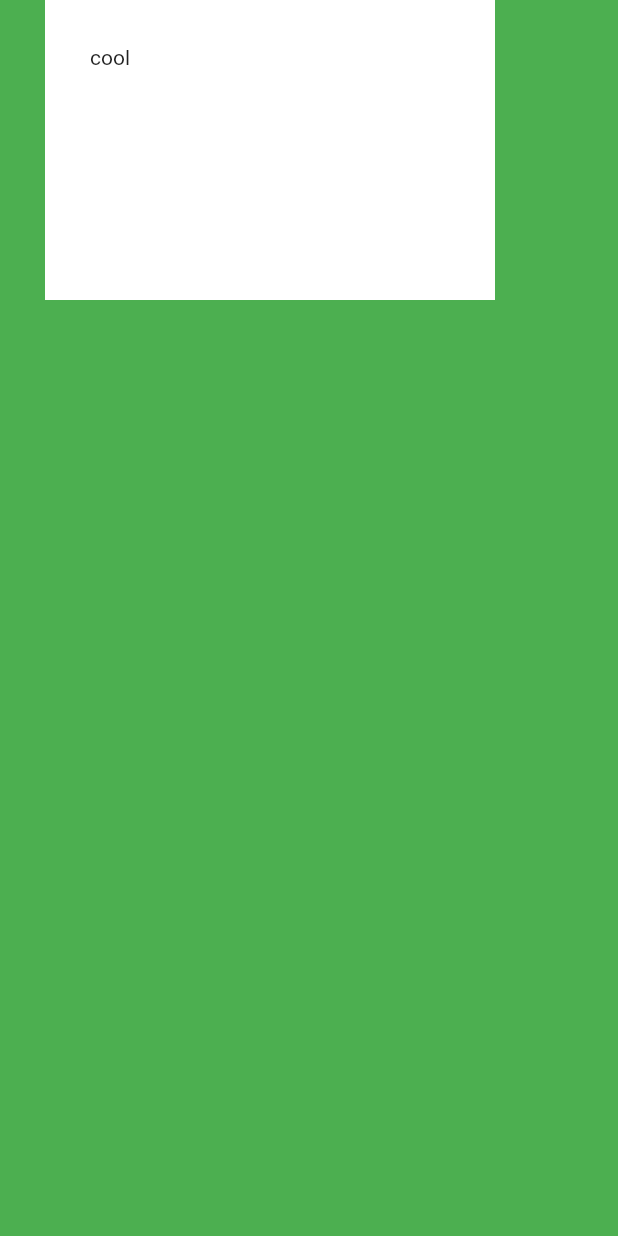
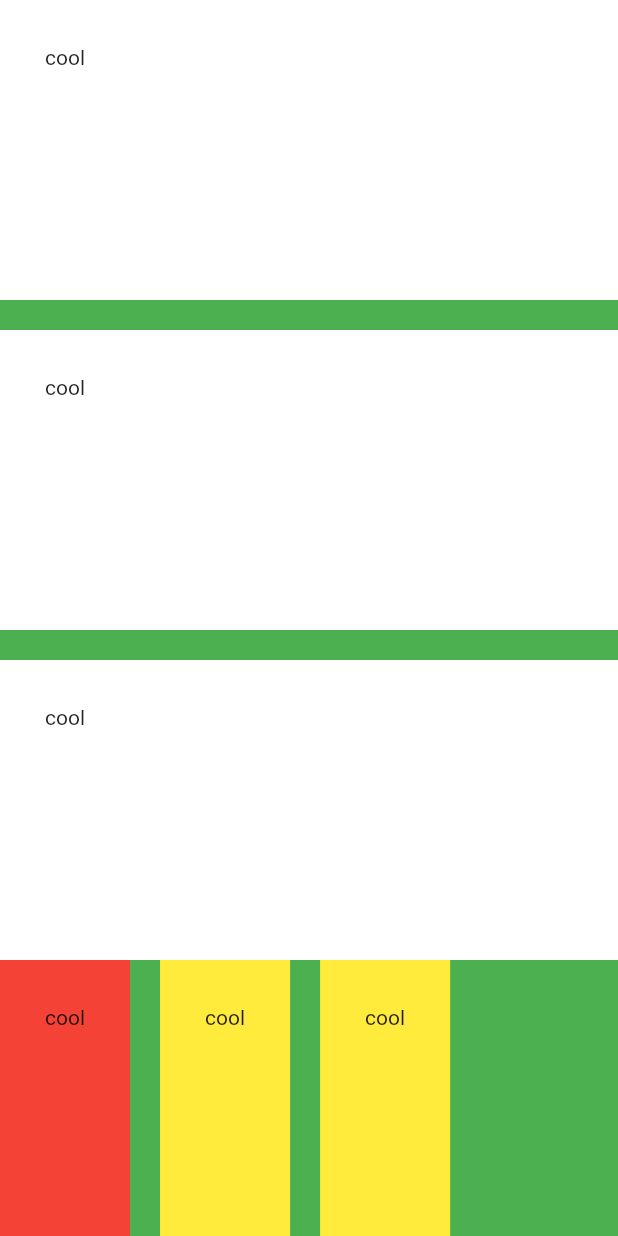
Before and after one commit to mohamed-sultan/flutter-widgets, a Flutter app: the screen it shows after launch, on a phone screen of 412 x 824 dp. Run offline on Flutter 3.47's test engine with Material 2 defaults, Android fonts, the phone set to English and light mode, and no system bars; missing offline and left inert: dart:ffi.

Commit message:
row colum widgets

```diff
--- a/lib/main.dart
+++ b/lib/main.dart
@@ -1,3 +1,5 @@
+import 'dart:ffi';
+
 import 'package:flutter/material.dart';
 
 void main() {
@@ -14,14 +16,66 @@ class MyApp extends StatelessWidget {
     home: Scaffold(
       backgroundColor: Colors.green,
       body: SafeArea(
-        child: Container(
-          height: 200.0,
-          width: 300.0,
-          padding: EdgeInsets.all(30.0),
-          margin: EdgeInsets.only(left: 30.0),
-          color: Colors.white,
-          child: Text('cool'),
-        ),
+        child:Container(
+          child: Column(
+            children: [
+              Column(
+
+                crossAxisAlignment: CrossAxisAlignment.stretch,          children: <Widget>[
+                Container(
+                  height: 200.0,
+                  padding: EdgeInsets.all(30.0),
+                  color: Colors.white,
+                  child: Text('cool'),
+                ),
+                SizedBox(height: 20.0),
+                Container(
+                  height: 200.0,
+                  padding: EdgeInsets.all(30.0),
+                  color: Colors.white,
+                  child: Text('cool'),
+                ),
+                SizedBox(height: 20.0),
+
+                Container(
+                  height: 200.0,
+                  padding: EdgeInsets.all(30.0),
+                  color: Colors.white,
+                  child: Text('cool'),
+                ),
+
+              ],
+              ),
+              Row(
+                crossAxisAlignment: CrossAxisAlignment.start,
+                children: [
+                  Container(
+                    height: 200.0,
+                    padding: EdgeInsets.all(30.0),
+                    color: Colors.red,
+                    child: Text('cool'),
+                  ),
+                  SizedBox(width: 20.0),
+                  Container(
+                    height: 200.0,
+                    padding: EdgeInsets.all(30.0),
+                    color: Colors.yellow,
+                    child: Text('cool'),
+                  ),
+                  SizedBox(width: 20.0),
+                  Container(
+                    height: 200.0,
+                    padding: EdgeInsets.all(30.0),
+                    color: Colors.yellow,
+                    child: Text('cool'),
+                  ),
+
+                ],
+              )
+            ],
+          ),
+        )
+
       ),
     ),
     );
```
